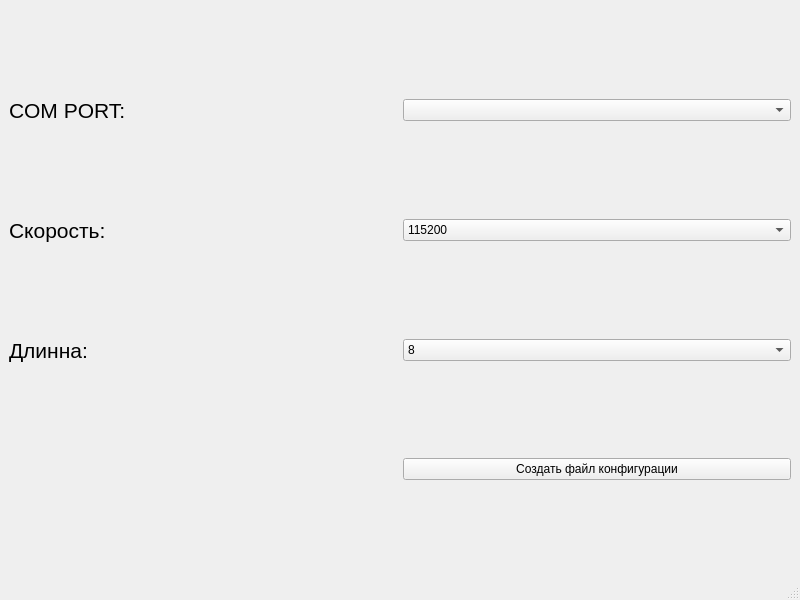
Qt form main.ui (SoulRiaper/kurs_server) before a commit.
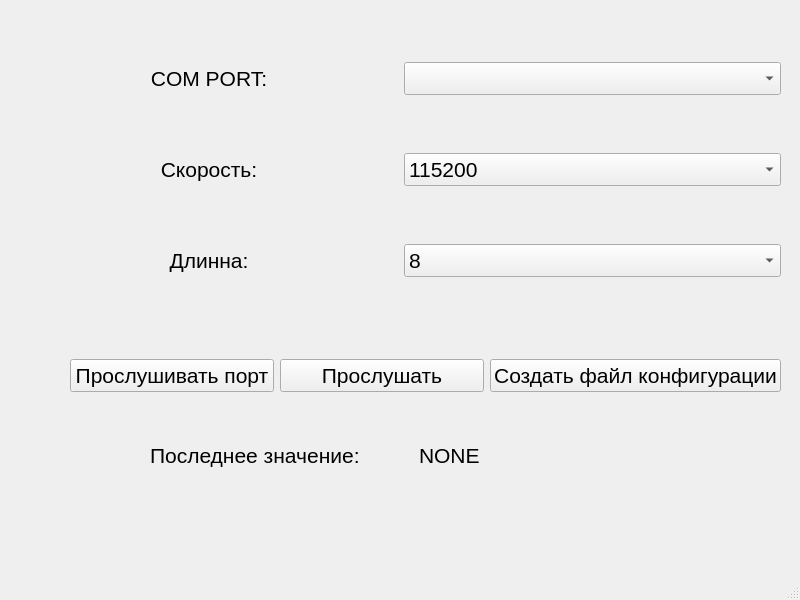
The same form after that commit.

Commit message: add last value + dialog window

```diff
--- a/main.ui
+++ b/main.ui
@@ -29,54 +29,97 @@
    <string>Система сбора данных</string>
   </property>
   <widget class="QWidget" name="centralwidget">
-   <layout class="QGridLayout" name="gridLayout">
-    <item row="0" column="1">
-     <widget class="QComboBox" name="comPorts"/>
-    </item>
-    <item row="1" column="0">
-     <widget class="QLabel" name="label_2">
+   <widget class="QWidget" name="horizontalLayoutWidget">
+    <property name="geometry">
+     <rect>
+      <x>70</x>
+      <y>330</y>
+      <width>711</width>
+      <height>91</height>
+     </rect>
+    </property>
+    <layout class="QHBoxLayout" name="horizontalLayout">
+     <item>
+      <widget class="QPushButton" name="portListenButton">
+       <property name="font">
+        <font>
+         <pointsize>16</pointsize>
+        </font>
+       </property>
       <property name="text">
-       <string>&lt;html&gt;&lt;head/&gt;&lt;body&gt;&lt;p&gt;&lt;span style=&quot; font-size:16pt;&quot;&gt;Скорость:&lt;/span&gt;&lt;/p&gt;&lt;/body&gt;&lt;/html&gt;</string>
+        <string>Прослушивать порт</string>
       </property>
      </widget>
     </item>
-    <item row="2" column="0">
-     <widget class="QLabel" name="label_3">
+     <item>
+      <widget class="QPushButton" name="ListenPortButton">
+       <property name="font">
+        <font>
+         <pointsize>16</pointsize>
+        </font>
+       </property>
       <property name="text">
-       <string>&lt;html&gt;&lt;head/&gt;&lt;body&gt;&lt;p&gt;&lt;span style=&quot; font-size:16pt;&quot;&gt;Длинна:&lt;/span&gt;&lt;/p&gt;&lt;/body&gt;&lt;/html&gt;</string>
+        <string>Прослушать</string>
       </property>
      </widget>
     </item>
-    <item row="3" column="1">
-     <widget class="QPushButton" name="pushButton">
+     <item>
+      <widget class="QPushButton" name="createConfigButton">
+       <property name="font">
+        <font>
+         <pointsize>16</pointsize>
+        </font>
+       </property>
       <property name="text">
        <string>Создать файл конфигурации</string>
       </property>
      </widget>
     </item>
+    </layout>
+   </widget>
+   <widget class="QWidget" name="gridLayoutWidget">
+    <property name="geometry">
+     <rect>
+      <x>20</x>
+      <y>10</y>
+      <width>761</width>
+      <height>321</height>
+     </rect>
+    </property>
+    <layout class="QGridLayout" name="gridLayout_2">
+     <item row="0" column="1">
+      <widget class="QComboBox" name="comPorts">
+       <property name="font">
+        <font>
+         <pointsize>16</pointsize>
+        </font>
+       </property>
+      </widget>
+     </item>
     <item row="0" column="0">
      <widget class="QLabel" name="label">
+       <property name="layoutDirection">
+        <enum>Qt::LeftToRight</enum>
+       </property>
       <property name="text">
-       <string>&lt;html&gt;&lt;head/&gt;&lt;body&gt;&lt;p&gt;&lt;span style=&quot; font-size:16pt;&quot;&gt;COM PORT:&lt;/span&gt;&lt;/p&gt;&lt;/body&gt;&lt;/html&gt;</string>
+        <string>&lt;html&gt;&lt;head/&gt;&lt;body&gt;&lt;p align=&quot;center&quot;&gt;&lt;span style=&quot; font-size:16pt;&quot;&gt;COM PORT:&lt;/span&gt;&lt;/p&gt;&lt;/body&gt;&lt;/html&gt;</string>
+       </property>
+      </widget>
+     </item>
+     <item row="3" column="0">
+      <widget class="QLabel" name="label_3">
+       <property name="text">
+        <string>&lt;html&gt;&lt;head/&gt;&lt;body&gt;&lt;p align=&quot;center&quot;&gt;&lt;span style=&quot; font-size:16pt;&quot;&gt;Длинна:&lt;/span&gt;&lt;/p&gt;&lt;/body&gt;&lt;/html&gt;</string>
       </property>
      </widget>
     </item>
     <item row="2" column="1">
-     <widget class="QComboBox" name="LengthValue">
-      <item>
-       <property name="text">
-        <string>8</string>
-       </property>
-      </item>
-      <item>
-       <property name="text">
-        <string>9</string>
-       </property>
-      </item>
-     </widget>
-    </item>
-    <item row="1" column="1">
      <widget class="QComboBox" name="SpeedValue">
+       <property name="font">
+        <font>
+         <pointsize>16</pointsize>
+        </font>
+       </property>
       <item>
        <property name="text">
         <string>115200</string>
@@ -104,7 +147,76 @@
       </item>
      </widget>
     </item>
-   </layout>
+     <item row="3" column="1">
+      <widget class="QComboBox" name="LengthValue">
+       <property name="font">
+        <font>
+         <pointsize>16</pointsize>
+        </font>
+       </property>
+       <item>
+        <property name="text">
+         <string>8</string>
+        </property>
+       </item>
+       <item>
+        <property name="text">
+         <string>9</string>
+        </property>
+       </item>
+      </widget>
+     </item>
+     <item row="2" column="0">
+      <widget class="QLabel" name="label_2">
+       <property name="text">
+        <string>&lt;html&gt;&lt;head/&gt;&lt;body&gt;&lt;p align=&quot;center&quot;&gt;&lt;span style=&quot; font-size:16pt;&quot;&gt;Скорость:&lt;/span&gt;&lt;/p&gt;&lt;/body&gt;&lt;/html&gt;</string>
+       </property>
+      </widget>
+     </item>
+    </layout>
+   </widget>
+   <widget class="QWidget" name="horizontalLayoutWidget_2">
+    <property name="geometry">
+     <rect>
+      <x>150</x>
+      <y>420</y>
+      <width>531</width>
+      <height>71</height>
+     </rect>
+    </property>
+    <layout class="QHBoxLayout" name="horizontalLayout_2">
+     <item>
+      <widget class="QLabel" name="testLabel">
+       <property name="font">
+        <font>
+         <pointsize>16</pointsize>
+        </font>
+       </property>
+       <property name="text">
+        <string>Последнее значение:</string>
+       </property>
+      </widget>
+     </item>
+     <item>
+      <widget class="QLabel" name="LastValue">
+       <property name="font">
+        <font>
+         <pointsize>16</pointsize>
+         <weight>50</weight>
+         <italic>false</italic>
+         <bold>false</bold>
+         <underline>false</underline>
+         <strikeout>false</strikeout>
+         <kerning>true</kerning>
+        </font>
+       </property>
+       <property name="text">
+        <string>NONE</string>
+       </property>
+      </widget>
+     </item>
+    </layout>
+   </widget>
   </widget>
   <widget class="QMenuBar" name="menubar">
    <property name="geometry">
```
Left out of the diff: 2 changed lines with no effect on the pictures. Lines whose indentation alone changed are shown as unchanged. The commit also changes 3 other files.
